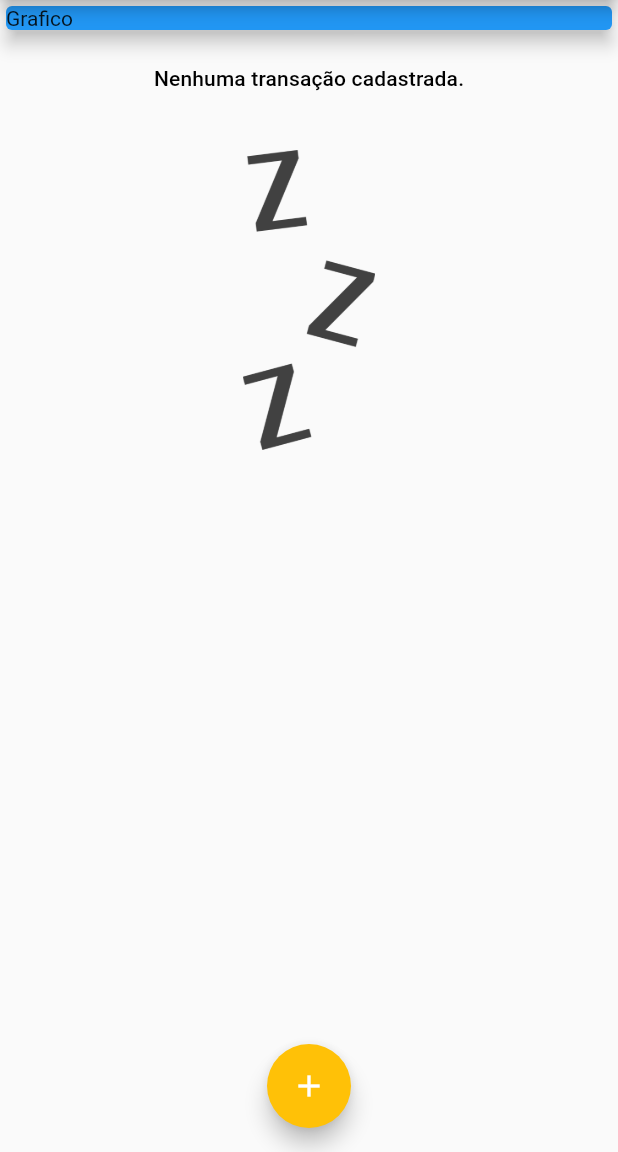
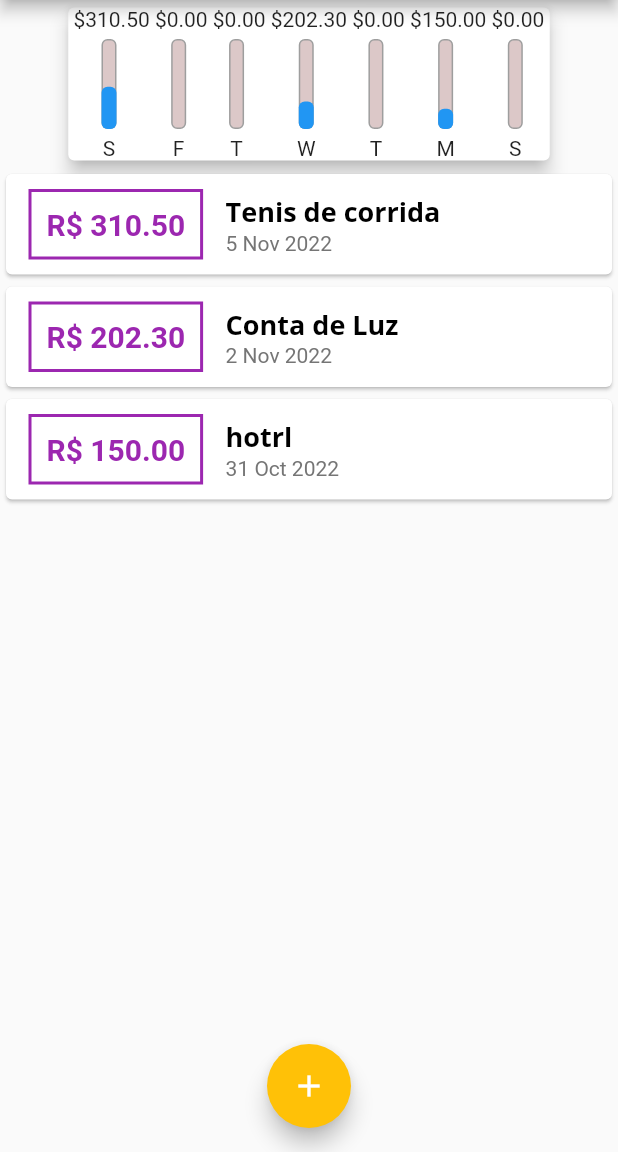
Before and after one commit to frank000/expev, a Flutter app: the screen it shows after launch, on a phone screen of 412 x 824 dp, the part 84-1236 px from its top. Run offline on Flutter 3.47's test engine with Material 2 defaults, Android fonts, the phone set to English and light mode, and no system bars.

Commit message:
Chart funcionando

```diff
--- /dev/null
+++ b/lib/components/chart.dart
@@ -0,0 +1,60 @@
+import 'package:expev/components/chart_bar.dart';
+import 'package:expev/models/transaction.dart';
+import 'package:flutter/material.dart';
+import 'package:intl/intl.dart';
+
+class Chart extends StatelessWidget {
+  const Chart({required this.recentTransaction, Key? key}) : super(key: key);
+
+  final List<Transaction> recentTransaction;
+
+  List<Map<String, Object>> get groupedTransactions {
+    return List.generate(7, (index) {
+      final weekDay = DateTime.now().subtract(Duration(days: index));
+
+      double totalSum = 0.0;
+
+      for (var i = 0; i < recentTransaction.length; i++) {
+        bool sameDay = recentTransaction[i].date.day == weekDay.day;
+        bool sameMonth = recentTransaction[i].date.month == weekDay.month;
+        bool sameYer = recentTransaction[i].date.year == weekDay.year;
+        if (sameDay && sameMonth && sameYer) {
+          totalSum += recentTransaction[i].value;
+        }
+      }
+
+      return {
+        'day': DateFormat.E().format(weekDay)[0].toString(),
+        'value': totalSum,
+      };
+    });
+  }
+
+  double get _weekTotalValue {
+    return groupedTransactions.fold(0.0, (acc, item) {
+      return acc + (item['value'] as double);
+    });
+  }
+
+  @override
+  Widget build(BuildContext context) {
+    return Card(
+      elevation: 5,
+      margin: EdgeInsets.all(5),
+      child: SingleChildScrollView(
+        child: Container(
+          width: 321,
+          child: Row(
+            children: groupedTransactions.map((tr) {
+              return ChartBar(
+                label: tr['day'].toString(),
+                value: double.parse(tr['value'].toString()),
+                percent: (tr['value'] as double) / _weekTotalValue,
+              );
+            }).toList(),
+          ),
+        ),
+      ),
+    );
+  }
+}
--- /dev/null
+++ b/lib/components/chart_bar.dart
@@ -0,0 +1,56 @@
+import 'package:flutter/material.dart';
+
+class ChartBar extends StatelessWidget {
+  const ChartBar(
+      {Key? key,
+      required this.label,
+      required this.value,
+      required this.percent})
+      : super(key: key);
+
+  final String label;
+  final double value;
+  final double percent;
+
+  @override
+  Widget build(BuildContext context) {
+    return Column(
+      children: [
+        Text(' \$${value.toStringAsFixed(2)}'),
+        SizedBox(
+          height: 5,
+        ),
+        Container(
+          height: 60,
+          width: 10,
+          child: Stack(
+            alignment: Alignment.bottomCenter,
+            children: [
+              Container(
+                decoration: BoxDecoration(
+                    border: Border.all(
+                      color: Colors.grey,
+                      width: 1.0,
+                    ),
+                    color: Color.fromRGBO(220, 200, 200, 1),
+                    borderRadius: BorderRadius.circular(4)),
+              ),
+              FractionallySizedBox(
+                heightFactor: percent,
+                child: Container(
+                  decoration: BoxDecoration(
+                      color: Theme.of(context).primaryColor,
+                      borderRadius: BorderRadius.circular(4)),
+                ),
+              )
+            ],
+          ),
+        ),
+        SizedBox(
+          height: 5,
+        ),
+        Text(label)
+      ],
+    );
+  }
+}
--- a/lib/components/transaction_list.dart
+++ b/lib/components/transaction_list.dart
@@ -23,7 +23,7 @@
                   style: Theme.of(context).textTheme.titleSmall,
                 ),
                 SizedBox(
-                  height: 40,
+                  height: 20,
                 ),
                 Container(
                   height: 200,
--- a/lib/main.dart
+++ b/lib/main.dart
@@ -1,5 +1,6 @@
 import 'dart:math';
 
+import 'package:expev/components/chart.dart';
 import 'package:expev/components/transaction_form.dart';
 import 'package:expev/components/transaction_list.dart';
 import 'package:expev/models/transaction.dart';
@@ -49,18 +50,24 @@
 
 class _MyHomePageState extends State<MyHomePage> {
   List<Transaction> _transactions = [
-    // Transaction(
-    //   id: '1',
-    //   title: 'Tenis de corrida',
-    //   value: 310.50,
-    //   date: DateTime.now(),
-    // ),
-    // Transaction(
-    //   id: '2',
-    //   title: 'Conta de Luz',
-    //   value: 202.30,
-    //   date: DateTime.now(),
-    // ),
+    Transaction(
+      id: '1',
+      title: 'Tenis de corrida',
+      value: 310.50,
+      date: DateTime.now(),
+    ),
+    Transaction(
+      id: '2',
+      title: 'Conta de Luz',
+      value: 202.30,
+      date: DateTime.now().subtract(Duration(days: 3)),
+    ),
+    Transaction(
+      id: '3',
+      title: 'hotrl',
+      value: 150,
+      date: DateTime.now().subtract(Duration(days: 5)),
+    ),
   ];
   _addTransaction(String title, double value) {
     final newTransaction = Transaction(
@@ -77,6 +84,16 @@
     });
 
     Navigator.of(context).pop();
+  }
+
+  List<Transaction> get _recentTransactions {
+    return _transactions.where((element) {
+      return element.date.isAfter(
+        DateTime.now().subtract(
+          Duration(days: 7),
+        ),
+      );
+    }).toList();
   }
 
   _openTrasnsationFormModal(BuildContext context) {
@@ -107,14 +124,7 @@
         child: Column(
           crossAxisAlignment: CrossAxisAlignment.center,
           children: [
-            Container(
-              width: double.infinity,
-              child: Card(
-                color: Colors.blue,
-                child: Text("Grafico"),
-                elevation: 5,
-              ),
-            ),
+            Chart(recentTransaction: _recentTransactions),
             TransactionList(transactions: _transactions),
           ],
         ),
```
